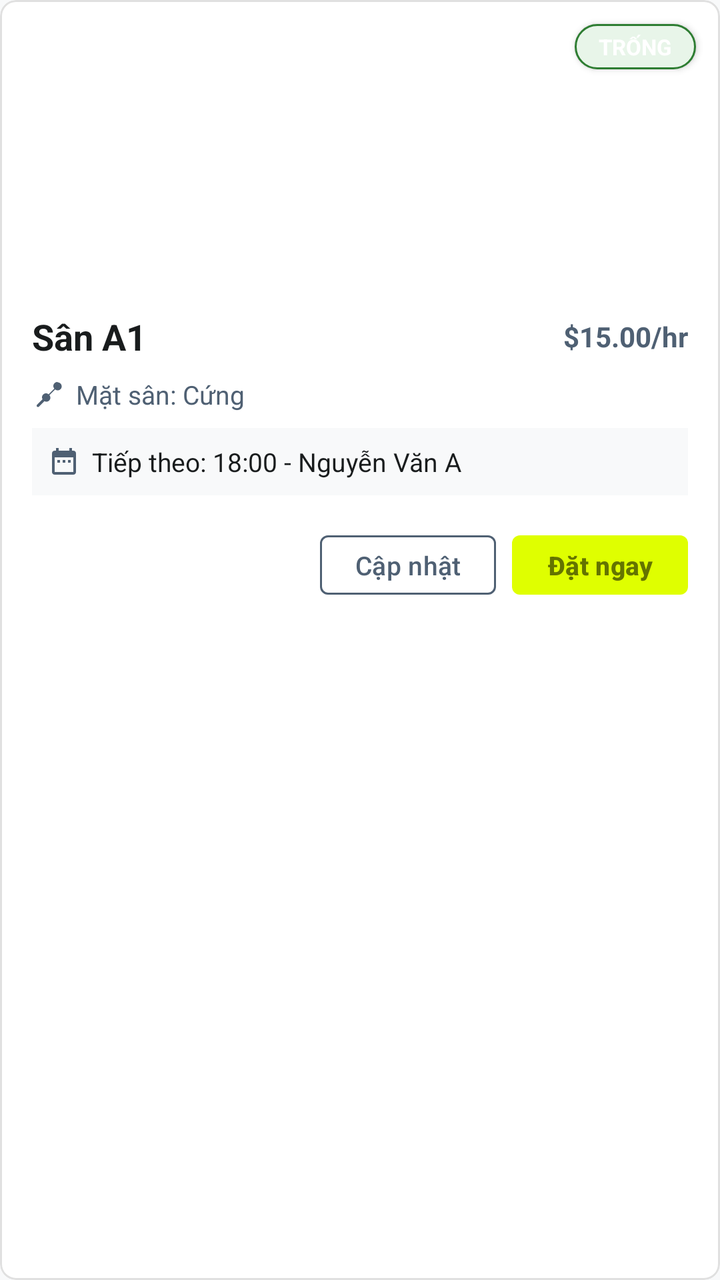
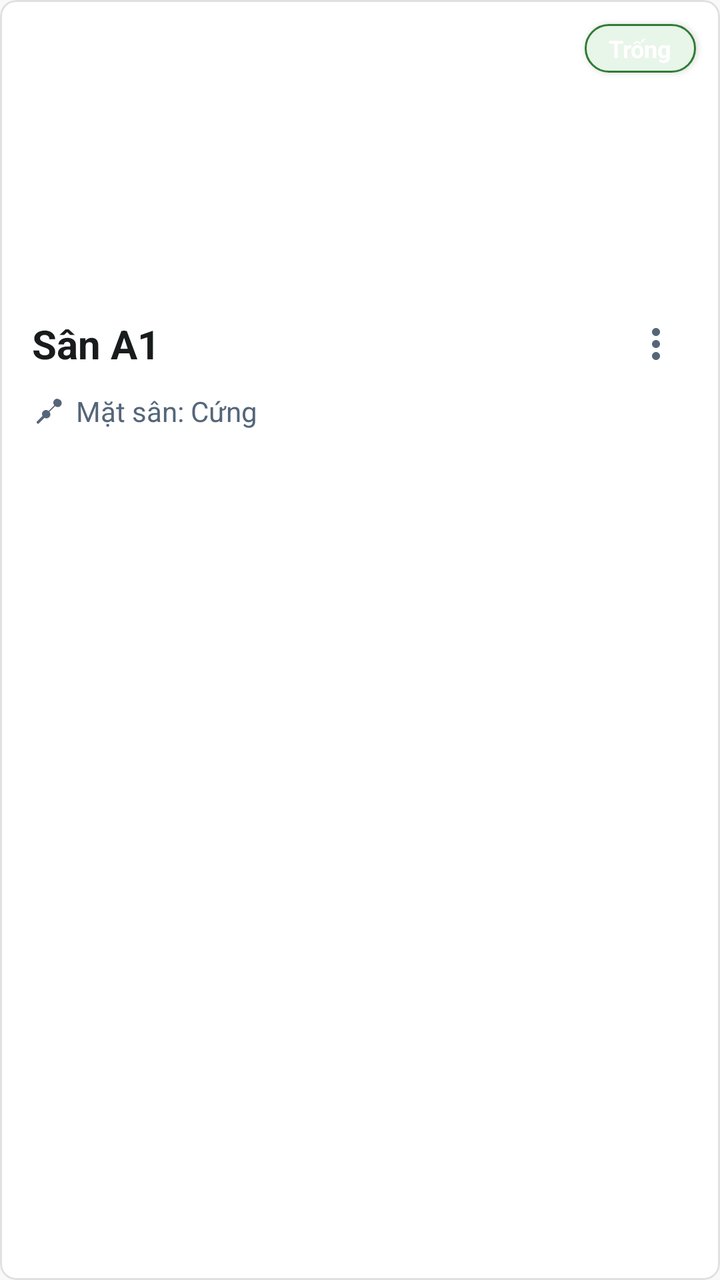

Compare the two renders of this Android layout. The source of the first and the diff that turns it into the second are given below.
<!-- AndroidManifest.xml: application theme Theme.Mobile -->
<!-- res/layout/item_court.xml -->
<?xml version="1.0" encoding="utf-8"?>
<com.google.android.material.card.MaterialCardView 
    xmlns:android="http://schemas.android.com/apk/res/android"
    xmlns:app="http://schemas.android.com/apk/res-auto"
    android:id="@+id/card_court_root"
    android:layout_width="match_parent"
    android:layout_height="wrap_content"
    android:layout_marginHorizontal="16dp"
    android:layout_marginVertical="8dp"
    app:cardCornerRadius="8dp"
    app:cardElevation="0dp"
    app:strokeWidth="1dp"
    app:strokeColor="@color/border_gray"
    app:cardBackgroundColor="@color/white">

    <LinearLayout
        android:layout_width="match_parent"
        android:layout_height="wrap_content"
        android:orientation="vertical">

        
        <FrameLayout
            android:layout_width="match_parent"
            android:layout_height="140dp">

            <ImageView
                android:id="@+id/image_court"
                android:layout_width="match_parent"
                android:layout_height="match_parent"
                android:scaleType="centerCrop"
                android:contentDescription="Pickleball Court Image" />

            
            <View
                android:id="@+id/view_maintenance_overlay"
                android:layout_width="match_parent"
                android:layout_height="match_parent"
                android:background="#99E1E3E4"
                android:visibility="gone" />

            <TextView
                android:id="@+id/badge_court_status"
                android:layout_width="wrap_content"
                android:layout_height="wrap_content"
                android:text="TRỐNG"
                android:textSize="11sp"
                android:textStyle="bold"
                android:textColor="@color/on_primary"
                android:background="@drawable/badge_empty"
                android:gravity="center"
                android:layout_gravity="end|top"
                android:layout_margin="12dp"
                android:elevation="2dp" />

        </FrameLayout>

        
        <LinearLayout
            android:layout_width="match_parent"
            android:layout_height="wrap_content"
            android:orientation="vertical"
            android:padding="16dp">

            
            <RelativeLayout
                android:layout_width="match_parent"
                android:layout_height="wrap_content"
                android:layout_marginBottom="8dp">

                <TextView
                    android:id="@+id/text_court_name"
                    android:layout_width="wrap_content"
                    android:layout_height="wrap_content"
                    android:text="Sân A1"
                    android:textSize="18sp"
                    android:textStyle="bold"
                    android:textColor="@color/on_background"
                    android:layout_alignParentStart="true"
                    android:layout_centerVertical="true"/>

                <TextView
                    android:id="@+id/text_court_rate"
                    android:layout_width="wrap_content"
                    android:layout_height="wrap_content"
                    android:text="$15.00/hr"
                    android:textSize="14sp"
                    android:textStyle="bold"
                    android:textColor="@color/secondary"
                    android:layout_alignParentEnd="true"
                    android:layout_centerVertical="true"/>

            </RelativeLayout>

            
            <LinearLayout
                android:layout_width="match_parent"
                android:layout_height="wrap_content"
                android:orientation="horizontal"
                android:gravity="center_vertical"
                android:layout_marginBottom="8dp">

                <ImageView
                    android:layout_width="16dp"
                    android:layout_height="16dp"
                    android:src="@drawable/ic_courts_24"
                    app:tint="@color/secondary"
                    android:layout_marginEnd="6dp"/>

                <TextView
                    android:id="@+id/text_surface_type"
                    android:layout_width="wrap_content"
                    android:layout_height="wrap_content"
                    android:text="Mặt sân: Cứng"
                    android:textSize="13sp"
                    android:textColor="@color/secondary" />

            </LinearLayout>

            
            <LinearLayout
                android:id="@+id/layout_status_details"
                android:layout_width="match_parent"
                android:layout_height="wrap_content"
                android:orientation="horizontal"
                android:gravity="center_vertical"
                android:layout_marginBottom="12dp"
                android:background="#F8F9FA"
                android:padding="8dp"
                android:visibility="visible">

                <ImageView
                    android:id="@+id/image_detail_icon"
                    android:layout_width="16dp"
                    android:layout_height="16dp"
                    android:src="@drawable/ic_calendar_24"
                    app:tint="@color/secondary"
                    android:layout_marginEnd="6dp"/>

                <TextView
                    android:id="@+id/text_court_details"
                    android:layout_width="0dp"
                    android:layout_height="wrap_content"
                    android:layout_weight="1"
                    android:text="Tiếp theo: 18:00 - Nguyễn Văn A"
                    android:textSize="13sp"
                    android:textColor="@color/on_surface" />

            </LinearLayout>

            
            <LinearLayout
                android:layout_width="match_parent"
                android:layout_height="wrap_content"
                android:orientation="horizontal"
                android:gravity="end"
                android:layout_marginTop="4dp">

                
                <com.google.android.material.button.MaterialButton
                    android:id="@+id/button_change_status"
                    style="@style/Widget.Material3.Button.OutlinedButton"
                    android:layout_width="wrap_content"
                    android:layout_height="wrap_content"
                    android:text="Cập nhật"
                    android:textSize="13sp"
                    android:textColor="@color/secondary"
                    app:strokeColor="@color/secondary"
                    app:strokeWidth="1dp"
                    app:cornerRadius="4dp"
                    android:layout_marginEnd="8dp"
                    android:minHeight="36dp"
                    android:paddingHorizontal="12dp"/>

                
                <com.google.android.material.button.MaterialButton
                    android:id="@+id/button_book_court"
                    android:layout_width="wrap_content"
                    android:layout_height="wrap_content"
                    android:text="Đặt ngay"
                    android:textSize="13sp"
                    android:textColor="@color/on_primary_container"
                    android:textStyle="bold"
                    app:backgroundTint="@color/primary_container"
                    app:cornerRadius="4dp"
                    android:minHeight="36dp"
                    android:paddingHorizontal="12dp"/>

            </LinearLayout>

        </LinearLayout>

    </LinearLayout>

</com.google.android.material.card.MaterialCardView>
<!-- resources referenced by this layout -->
<resources>
  <color name="border_gray">#E0E0E0</color>
  <color name="on_background">#191C1D</color>
  <color name="on_primary">#FFFFFF</color>
  <color name="on_primary_container">#647400</color>
  <color name="on_surface">#191C1D</color>
  <color name="primary_container">#DFFF00</color>
  <color name="secondary">#4F6073</color>
  <color name="white">#FFFFFFFF</color>
  <!-- drawable badge_empty (drawable) -->
  <?xml version="1.0" encoding="utf-8"?>
  <shape xmlns:android="http://schemas.android.com/apk/res/android"
      android:shape="rectangle">
      <solid android:color="#E8F5E9" />
      <stroke android:width="1dp" android:color="#2E7D32"/>
      <corners android:radius="999dp" />
      <padding
          android:left="12dp"
          android:top="4dp"
          android:right="12dp"
          android:bottom="4dp" />
  </shape>
  <!-- drawable ic_calendar_24 (drawable) -->
  <vector xmlns:android="http://schemas.android.com/apk/res/android"
      android:width="24dp"
      android:height="24dp"
      android:viewportWidth="24"
      android:viewportHeight="24">
    <path
        android:fillColor="#FF757575"
        android:pathData="M19,4h-1V2h-2v2H8V2H6v2H5C3.89,4 3.01,4.9 3.01,6L3,20c0,1.1 0.89,2 2,2h14c1.1,0 2,-0.9 2,-2V6c0,-1.1 -0.9,-2 -2,-2zm0,16H5V9h14v11zM7,11h2v2H7zm4,0h2v2h-2zm4,0h2v2h-2z"/>
  </vector>
  <!-- drawable ic_courts_24 (drawable) -->
  <vector xmlns:android="http://schemas.android.com/apk/res/android"
      android:width="24dp"
      android:height="24dp"
      android:viewportWidth="24"
      android:viewportHeight="24">
    <path
        android:fillColor="#FF757575"
        android:pathData="M19,3c-1.66,0 -3,1.34 -3,3c0,0.73 0.27,1.4 0.71,1.92l-4.29,4.29c-0.52,-0.44 -1.19,-0.71 -1.92,-0.71c-1.66,0 -3,1.34 -3,3c0,0.53 0.15,1.03 0.4,1.46l-4.12,4.12c-0.39,0.39 -0.39,1.02 0,1.41c0.39,0.39 1.02,0.39 1.41,0l4.12,-4.12c0.43,0.25 0.93,0.4 1.46,0.4c1.66,0 3,-1.34 3,-3c0,-0.73 -0.27,-1.4 -0.71,-1.92l4.29,-4.29c0.52,0.44 1.19,0.71 1.92,0.71c1.66,0 3,-1.34 3,-3c0,-1.66 -1.34,-3 -3,-3z"/>
  </vector>
  <style name="Theme.Mobile" parent="Base.Theme.Mobile" />
  <color name="primary">#576500</color>
  <color name="on_secondary">#FFFFFF</color>
  <color name="secondary_container">#D2E4FB</color>
  <color name="on_secondary_container">#556679</color>
  <color name="background">#F8F9FA</color>
  <color name="surface">#F8F9FA</color>
  <!-- unchanged entries left out for length: 1 -->
</resources>

<!-- the commit's change to res/layout/item_court.xml (unified diff, before → after) -->
@@ -38,18 +38,31 @@
                 android:background="#99E1E3E4"
                 android:visibility="gone" />
 
+            
+            <ImageView
+                android:id="@+id/image_maintenance_icon"
+                android:layout_width="48dp"
+                android:layout_height="48dp"
+                android:layout_gravity="center"
+                android:src="@drawable/ic_analytics_24"
+                app:tint="@color/secondary"
+                android:visibility="gone"
+                android:contentDescription="Maintenance Icon" />
+
             <TextView
                 android:id="@+id/badge_court_status"
                 android:layout_width="wrap_content"
                 android:layout_height="wrap_content"
-                android:text="TRỐNG"
-                android:textSize="11sp"
+                android:text="Trống"
+                android:textSize="12sp"
                 android:textStyle="bold"
                 android:textColor="@color/on_primary"
                 android:background="@drawable/badge_empty"
                 android:gravity="center"
                 android:layout_gravity="end|top"
                 android:layout_margin="12dp"
+                android:paddingHorizontal="12dp"
+                android:paddingVertical="4dp"
                 android:elevation="2dp" />
 
         </FrameLayout>
@@ -72,22 +85,22 @@
                     android:layout_width="wrap_content"
                     android:layout_height="wrap_content"
                     android:text="Sân A1"
-                    android:textSize="18sp"
+                    android:textSize="20sp"
                     android:textStyle="bold"
                     android:textColor="@color/on_background"
                     android:layout_alignParentStart="true"
                     android:layout_centerVertical="true"/>
 
-                <TextView
-                    android:id="@+id/text_court_rate"
-                    android:layout_width="wrap_content"
-                    android:layout_height="wrap_content"
-                    android:text="$15.00/hr"
-                    android:textSize="14sp"
-                    android:textStyle="bold"
-                    android:textColor="@color/secondary"
+                <ImageButton
+                    android:id="@+id/button_court_menu"
+                    android:layout_width="32dp"
+                    android:layout_height="32dp"
                     android:layout_alignParentEnd="true"
-                    android:layout_centerVertical="true"/>
+                    android:layout_centerVertical="true"
+                    android:background="?android:attr/selectableItemBackgroundBorderless"
+                    android:src="@drawable/ic_more_vert_24"
+                    app:tint="#556679"
+                    android:contentDescription="Court Menu" />
 
             </RelativeLayout>
 
@@ -96,96 +109,76 @@
                 android:layout_width="match_parent"
                 android:layout_height="wrap_content"
                 android:orientation="horizontal"
-                android:gravity="center_vertical"
-                android:layout_marginBottom="8dp">
+                android:gravity="center_vertical">
 
                 <ImageView
+                    android:id="@+id/image_surface_icon"
                     android:layout_width="16dp"
                     android:layout_height="16dp"
                     android:src="@drawable/ic_courts_24"
-                    app:tint="@color/secondary"
-                    android:layout_marginEnd="6dp"/>
+                    app:tint="#556679"
+                    android:layout_marginEnd="6dp"
+                    android:contentDescription="Surface Icon"/>
 
                 <TextView
                     android:id="@+id/text_surface_type"
                     android:layout_width="wrap_content"
                     android:layout_height="wrap_content"
                     android:text="Mặt sân: Cứng"
-                    android:textSize="13sp"
-                    android:textColor="@color/secondary" />
+                    android:textSize="14sp"
+                    android:textColor="#556679" />
 
             </LinearLayout>
 
-            
-            <LinearLayout
-                android:id="@+id/layout_status_details"
-                android:layout_width="match_parent"
-                android:layout_height="wrap_content"
-                android:orientation="horizontal"
-                android:gravity="center_vertical"
-                android:layout_marginBottom="12dp"
-                android:background="#F8F9FA"
-                android:padding="8dp"
-                android:visibility="visible">
+        </LinearLayout>
 
-                <ImageView
-                    android:id="@+id/image_detail_icon"
-                    android:layout_width="16dp"
-                    android:layout_height="16dp"
-                    android:src="@drawable/ic_calendar_24"
-                    app:tint="@color/secondary"
-                    android:layout_marginEnd="6dp"/>
-
-                <TextView
-                    android:id="@+id/text_court_details"
-                    android:layout_width="0dp"
-                    android:layout_height="wrap_content"
-                    android:layout_weight="1"
-                    android:text="Tiếp theo: 18:00 - Nguyễn Văn A"
-                    android:textSize="13sp"
-                    android:textColor="@color/on_surface" />
-
-            </LinearLayout>
+        
+        <LinearLayout
+            android:id="@+id/layout_court_actions"
+            android:layout_width="match_parent"
+            android:layout_height="wrap_content"
+            android:orientation="horizontal"
+            android:paddingHorizontal="16dp"
+            android:paddingBottom="16dp"
+            android:gravity="center_vertical"
+            android:visibility="gone">
 
             
-            <LinearLayout
-                android:layout_width="match_parent"
+            <com.google.android.material.button.MaterialButton
+                android:id="@+id/button_edit_court"
+                android:layout_width="0dp"
+                android:layout_weight="1"
                 android:layout_height="wrap_content"
-                android:orientation="horizontal"
-                android:gravity="end"
-                android:layout_marginTop="4dp">
+                android:text="Sửa"
+                android:textSize="13sp"
+                android:textColor="#191E00"
+                android:textStyle="bold"
+                app:backgroundTint="@color/primary_container"
+                app:icon="@drawable/ic_edit_24"
+                app:iconTint="#191E00"
+                app:iconSize="16dp"
+                app:cornerRadius="4dp"
+                android:layout_marginEnd="8dp"
+                android:minHeight="38dp"/>
 
-                
-                <com.google.android.material.button.MaterialButton
-                    android:id="@+id/button_change_status"
-                    style="@style/Widget.Material3.Button.OutlinedButton"
-                    android:layout_width="wrap_content"
-                    android:layout_height="wrap_content"
-                    android:text="Cập nhật"
-                    android:textSize="13sp"
-                    android:textColor="@color/secondary"
-                    app:strokeColor="@color/secondary"
-                    app:strokeWidth="1dp"
-                    app:cornerRadius="4dp"
-                    android:layout_marginEnd="8dp"
-                    android:minHeight="36dp"
-                    android:paddingHorizontal="12dp"/>
-
-                
-                <com.google.android.material.button.MaterialButton
-                    android:id="@+id/button_book_court"
-                    android:layout_width="wrap_content"
-                    android:layout_height="wrap_content"
-                    android:text="Đặt ngay"
-                    android:textSize="13sp"
-                    android:textColor="@color/on_primary_container"
-                    android:textStyle="bold"
-                    app:backgroundTint="@color/primary_container"
-                    app:cornerRadius="4dp"
-                    android:minHeight="36dp"
-                    android:paddingHorizontal="12dp"/>
-
-            </LinearLayout>
+            
+            <com.google.android.material.button.MaterialButton
+                android:id="@+id/button_delete_court"
+                style="@style/Widget.Material3.Button.OutlinedButton"
+                android:layout_width="48dp"
+                android:layout_height="38dp"
+                app:icon="@drawable/ic_delete_24"
+                app:iconTint="@color/tertiary"
+                app:iconSize="20dp"
+                app:strokeColor="@color/tertiary"
+                app:strokeWidth="1dp"
+                app:cornerRadius="4dp"
+                android:padding="0dp"
+                android:minWidth="0dp"
+                android:minHeight="0dp"
+                android:insetTop="0dp"
+                android:insetBottom="0dp"
+                android:contentDescription="Delete Court" />
 
         </LinearLayout>
 
<!-- resource entries referenced after the edit -->
@@ -7,6 +7,7 @@
   <color name="on_surface">#191C1D</color>
   <color name="primary_container">#DFFF00</color>
   <color name="secondary">#4F6073</color>
+  <color name="tertiary">#B02F00</color>
   <color name="white">#FFFFFFFF</color>
   <!-- drawable badge_empty (drawable) -->
   <?xml version="1.0" encoding="utf-8"?>
@@ -21,7 +22,7 @@
           android:right="12dp"
           android:bottom="4dp" />
   </shape>
-  <!-- drawable ic_calendar_24 (drawable) -->
+  <!-- drawable ic_analytics_24 (drawable) -->
   <vector xmlns:android="http://schemas.android.com/apk/res/android"
       android:width="24dp"
       android:height="24dp"
@@ -29,7 +30,7 @@
       android:viewportHeight="24">
     <path
         android:fillColor="#FF757575"
-        android:pathData="M19,4h-1V2h-2v2H8V2H6v2H5C3.89,4 3.01,4.9 3.01,6L3,20c0,1.1 0.89,2 2,2h14c1.1,0 2,-0.9 2,-2V6c0,-1.1 -0.9,-2 -2,-2zm0,16H5V9h14v11zM7,11h2v2H7zm4,0h2v2h-2zm4,0h2v2h-2z"/>
+        android:pathData="M19,3H5C3.9,3 3,3.9 3,5v14c0,1.1 0.9,2 2,2h14c1.1,0 2,-0.9 2,-2V5c0,-1.1 -0.9,-2 -2,-2zm0,16H5V5h14v14zM7,10h2v7H7zm4,-3h2v10h-2zm4,6h2v4h-2z"/>
   </vector>
   <!-- drawable ic_courts_24 (drawable) -->
   <vector xmlns:android="http://schemas.android.com/apk/res/android"
@@ -41,6 +42,36 @@
         android:fillColor="#FF757575"
         android:pathData="M19,3c-1.66,0 -3,1.34 -3,3c0,0.73 0.27,1.4 0.71,1.92l-4.29,4.29c-0.52,-0.44 -1.19,-0.71 -1.92,-0.71c-1.66,0 -3,1.34 -3,3c0,0.53 0.15,1.03 0.4,1.46l-4.12,4.12c-0.39,0.39 -0.39,1.02 0,1.41c0.39,0.39 1.02,0.39 1.41,0l4.12,-4.12c0.43,0.25 0.93,0.4 1.46,0.4c1.66,0 3,-1.34 3,-3c0,-0.73 -0.27,-1.4 -0.71,-1.92l4.29,-4.29c0.52,0.44 1.19,0.71 1.92,0.71c1.66,0 3,-1.34 3,-3c0,-1.66 -1.34,-3 -3,-3z"/>
   </vector>
+  <!-- drawable ic_delete_24 (drawable) -->
+  <vector xmlns:android="http://schemas.android.com/apk/res/android"
+      android:width="24dp"
+      android:height="24dp"
+      android:viewportWidth="24"
+      android:viewportHeight="24">
+    <path
+        android:fillColor="#FF000000"
+        android:pathData="M6,19c0,1.1 0.9,2 2,2h8c1.1,0 2,-0.9 2,-2V7H6v12zM19,4h-3.5l-1,-1h-5l-1,1H5v2h14V4z"/>
+  </vector>
+  <!-- drawable ic_edit_24 (drawable) -->
+  <vector xmlns:android="http://schemas.android.com/apk/res/android"
+      android:width="24dp"
+      android:height="24dp"
+      android:viewportWidth="24"
+      android:viewportHeight="24">
+    <path
+        android:fillColor="#FF000000"
+        android:pathData="M3,17.25V21h3.75L17.81,9.94l-3.75,-3.75L3,17.25zM20.71,7.04c0.39,-0.39 0.39,-1.02 0,-1.41l-2.34,-2.34c-0.39,-0.39 -1.02,-0.39 -1.41,0l-1.83,1.83 3.75,3.75 1.83,-1.83z"/>
+  </vector>
+  <!-- drawable ic_more_vert_24 (drawable) -->
+  <vector xmlns:android="http://schemas.android.com/apk/res/android"
+      android:width="24dp"
+      android:height="24dp"
+      android:viewportWidth="24"
+      android:viewportHeight="24">
+    <path
+        android:fillColor="#FF000000"
+        android:pathData="M12,8c1.1,0 2,-0.9 2,-2s-0.9,-2 -2,-2 -2,0.9 -2,2 0.9,2 2,2zM12,10c-1.1,0 -2,0.9 -2,2s0.9,2 2,2 2,-0.9 2,-2 -0.9,-2 -2,-2zM12,16c-1.1,0 -2,0.9 -2,2s0.9,2 2,2 2,-0.9 2,-2 -0.9,-2 -2,-2z"/>
+  </vector>
   <style name="Theme.Mobile" parent="Base.Theme.Mobile" />
   <color name="primary">#576500</color>
   <color name="on_secondary">#FFFFFF</color>
